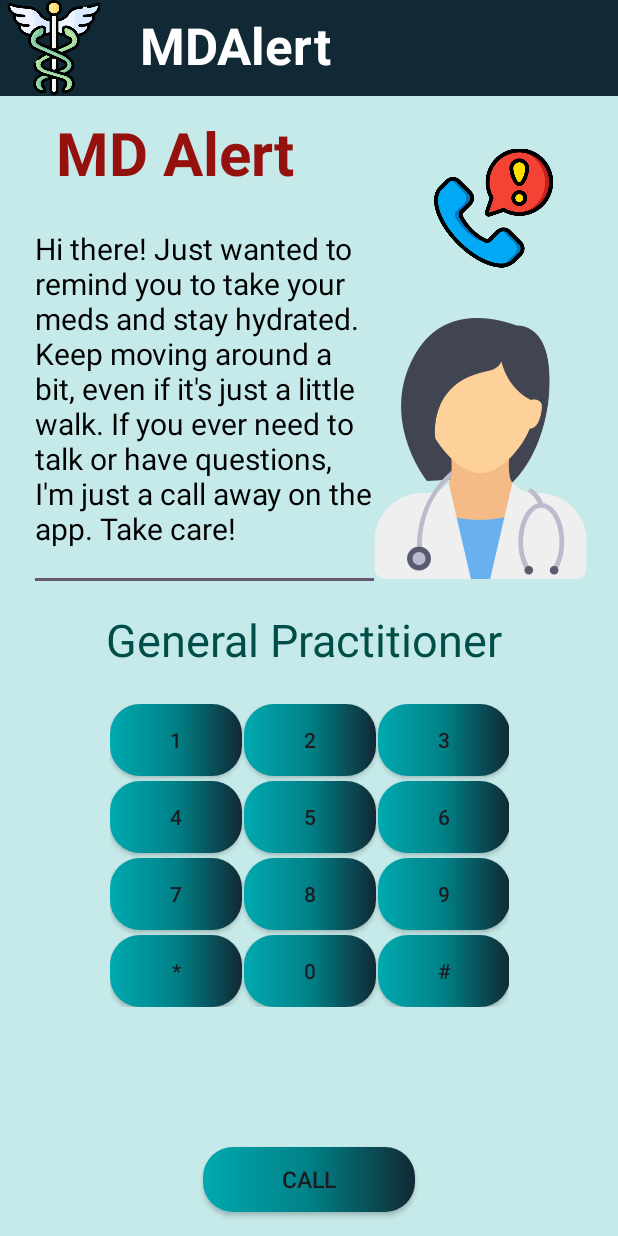
After one commit to agautam8103/MediSync, an Android app: the MDAlert screen opened directly, with no data from a screen before it, on a phone screen of 412 x 824 dp. The commit adds this screen. Run offline under Robolectric (Android 15) with nearby library versions, the phone set to English and light mode, and no system bars.

Commit message:
layouts for pages and contraints fixes

```diff
--- /dev/null
+++ b/app/src/main/java/com/example/medisync/MDAlert.java
@@ -0,0 +1,12 @@
+package com.example.medisync;
+
+import android.os.Bundle;
+
+import androidx.appcompat.app.AppCompatActivity;
+
+public class MDAlert extends AppCompatActivity {
+    protected void onCreate(Bundle savedInstanceState) {
+        super.onCreate(savedInstanceState);
+        setContentView(R.layout.mdalert);
+    }
+}
--- a/app/src/main/res/layout/dashboard.xml
+++ b/app/src/main/res/layout/dashboard.xml
@@ -23,7 +23,7 @@
         app:layout_constraintHorizontal_bias="0.491"
         app:layout_constraintStart_toStartOf="parent"
         app:layout_constraintTop_toBottomOf="@+id/toolbar2"
-        app:layout_constraintVertical_bias="0.515" />
+        app:layout_constraintVertical_bias="0.527" />
 
     <androidx.appcompat.widget.AppCompatButton
         android:id="@+id/mdalert"
--- /dev/null
+++ b/app/src/main/res/layout/mdalert.xml
@@ -0,0 +1,253 @@
+<?xml version="1.0" encoding="utf-8"?>
+<androidx.constraintlayout.widget.ConstraintLayout xmlns:android="http://schemas.android.com/apk/res/android"
+    xmlns:app="http://schemas.android.com/apk/res-auto"
+    xmlns:tools="http://schemas.android.com/tools"
+    android:layout_width="match_parent"
+    android:layout_height="match_parent"
+    android:background="#C6EAE9">
+
+    <androidx.appcompat.widget.Toolbar
+        android:id="@+id/toolbar2"
+        android:layout_width="0dp"
+        android:layout_height="wrap_content"
+        android:background="#102934"
+        android:minHeight="?attr/actionBarSize"
+        android:theme="?attr/actionBarTheme"
+        app:layout_constraintEnd_toEndOf="parent"
+        app:layout_constraintHorizontal_bias="1.0"
+        app:layout_constraintStart_toStartOf="parent"
+
+        app:layout_constraintTop_toTopOf="parent" />
+    <TextView
+        android:id="@+id/set_up_health_details_label"
+        android:layout_width="wrap_content"
+        android:layout_height="wrap_content"
+        android:text="MDAlert"
+        android:textColor="@color/white"
+        android:textSize="34sp"
+        android:textStyle="bold"
+        app:layout_constraintBottom_toBottomOf="@+id/toolbar2"
+        app:layout_constraintEnd_toEndOf="@+id/toolbar2"
+        app:layout_constraintHorizontal_bias="0.329"
+        app:layout_constraintStart_toStartOf="parent"
+        app:layout_constraintTop_toTopOf="@+id/toolbar2"
+        app:layout_constraintVertical_bias="0.4"
+        tools:ignore="MissingConstraints" />
+
+    <TextView
+        android:id="@+id/avgspo2"
+        android:layout_width="201dp"
+        android:layout_height="59dp"
+        android:layout_marginTop="8dp"
+        android:text="MD Alert"
+        android:textColor="#95110E"
+        android:textSize="40sp"
+        android:textStyle="bold"
+        app:layout_constraintBottom_toTopOf="@+id/doctorTypeTextView"
+        app:layout_constraintEnd_toEndOf="parent"
+        app:layout_constraintHorizontal_bias="0.176"
+        app:layout_constraintStart_toStartOf="parent"
+        app:layout_constraintTop_toBottomOf="@+id/toolbar2"
+        app:layout_constraintVertical_bias="0.01" />
+
+    <ImageView
+        android:id="@+id/imageView"
+        android:layout_width="79dp"
+        android:layout_height="93dp"
+        android:layout_marginTop="28dp"
+        android:src="@drawable/phone"
+        app:layout_constraintEnd_toEndOf="parent"
+        app:layout_constraintHorizontal_bias="0.87"
+        app:layout_constraintStart_toStartOf="parent"
+        app:layout_constraintTop_toBottomOf="@+id/toolbar2"
+        tools:ignore="MissingConstraints" />
+
+    <ImageView
+        android:id="@+id/imageView1"
+        android:layout_width="183dp"
+        android:layout_height="174dp"
+        android:layout_marginTop="148dp"
+        android:src="@drawable/doctor"
+        app:layout_constraintEnd_toEndOf="parent"
+        app:layout_constraintHorizontal_bias="1.0"
+        app:layout_constraintStart_toStartOf="parent"
+        app:layout_constraintTop_toBottomOf="@+id/toolbar2"
+        tools:ignore="MissingConstraints" />
+
+    <ImageView
+        android:layout_width="72dp"
+        android:layout_height="63dp"
+        app:layout_constraintStart_toStartOf="parent"
+        app:layout_constraintTop_toTopOf="parent"
+        app:srcCompat="@drawable/caduceus_symbol" />
+
+    <TextView
+        android:id="@+id/doctorTypeTextView"
+        android:layout_width="270dp"
+        android:layout_height="43dp"
+        android:layout_marginTop="20dp"
+        android:text="General Practitioner"
+        android:textColor="#014D49"
+        android:textSize="30dp"
+        app:layout_constraintEnd_toEndOf="parent"
+        app:layout_constraintHorizontal_bias="0.496"
+        app:layout_constraintStart_toStartOf="parent"
+        app:layout_constraintTop_toBottomOf="@+id/imageView1" />
+
+    <GridLayout
+        android:layout_width="266dp"
+        android:layout_height="202dp"
+        android:layout_marginTop="20dp"
+        android:columnCount="3"
+        android:rowCount="4"
+
+        app:layout_constraintEnd_toEndOf="parent"
+        app:layout_constraintStart_toStartOf="parent"
+        app:layout_constraintTop_toBottomOf="@+id/doctorTypeTextView">
+
+        <androidx.appcompat.widget.AppCompatButton
+            android:id="@+id/button1"
+            android:layout_width="wrap_content"
+            android:layout_height="wrap_content"
+            android:layout_row="0"
+            android:layout_column="0"
+            android:layout_marginRight="1dp"
+            android:layout_marginBottom="3dp"
+            android:background="@drawable/rounded_button"
+            android:text="1" />
+
+        <androidx.appcompat.widget.AppCompatButton
+            android:id="@+id/button2"
+            android:layout_width="wrap_content"
+            android:layout_height="wrap_content"
+            android:layout_row="0"
+            android:layout_column="1"
+            android:layout_marginRight="1dp"
+            android:layout_marginBottom="3dp"
+            android:background="@drawable/rounded_button"
+            android:text="2" />
+
+        <androidx.appcompat.widget.AppCompatButton
+            android:id="@+id/button3"
+            android:layout_width="wrap_content"
+            android:layout_height="wrap_content"
+            android:layout_marginRight="1dp"
+            android:layout_marginBottom="3dp"
+            android:background="@drawable/rounded_button"
+            android:text="3" />
+
+        <androidx.appcompat.widget.AppCompatButton
+            android:id="@+id/button4"
+            android:layout_width="wrap_content"
+            android:layout_height="wrap_content"
+            android:layout_marginRight="1dp"
+            android:layout_marginBottom="3dp"
+            android:background="@drawable/rounded_button"
+            android:text="4" />
+
+        <androidx.appcompat.widget.AppCompatButton
+            android:id="@+id/button5"
+            android:layout_width="wrap_content"
+            android:layout_height="wrap_content"
+            android:layout_marginRight="1dp"
+            android:layout_marginBottom="3dp"
+            android:background="@drawable/rounded_button"
+            android:text="5" />
+
+        <androidx.appcompat.widget.AppCompatButton
+            android:id="@+id/button6"
+            android:layout_width="wrap_content"
+            android:layout_height="wrap_content"
+            android:layout_marginRight="1dp"
+            android:layout_marginBottom="3dp"
+            android:background="@drawable/rounded_button"
+            android:text="6" />
+
+        <androidx.appcompat.widget.AppCompatButton
+            android:id="@+id/button7"
+            android:layout_width="wrap_content"
+            android:layout_height="wrap_content"
+            android:layout_marginRight="1dp"
+            android:layout_marginBottom="3dp"
+            android:background="@drawable/rounded_button"
+
+            android:text="7" />
+
+        <androidx.appcompat.widget.AppCompatButton
+            android:id="@+id/button8"
+            android:layout_width="wrap_content"
+            android:layout_height="wrap_content"
+            android:layout_marginRight="1dp"
+            android:layout_marginBottom="3dp"
+            android:background="@drawable/rounded_button"
+            android:text="8" />
+
+        <androidx.appcompat.widget.AppCompatButton
+            android:id="@+id/button9"
+            android:layout_width="wrap_content"
+            android:layout_height="wrap_content"
+            android:layout_marginRight="1dp"
+            android:layout_marginBottom="3dp"
+            android:background="@drawable/rounded_button"
+
+            android:text="9" />
+
+        <androidx.appcompat.widget.AppCompatButton
+            android:id="@+id/buttonStar"
+            android:layout_width="wrap_content"
+            android:layout_height="wrap_content"
+            android:layout_marginRight="1dp"
+            android:layout_marginBottom="3dp"
+            android:background="@drawable/rounded_button"
+            android:text="*" />
+
+        <androidx.appcompat.widget.AppCompatButton
+            android:id="@+id/button0"
+            android:layout_width="wrap_content"
+            android:layout_height="wrap_content"
+            android:layout_marginRight="1dp"
+            android:layout_marginBottom="3dp"
+            android:background="@drawable/rounded_button"
+            android:text="0" />
+
+        <androidx.appcompat.widget.AppCompatButton
+            android:id="@+id/buttonPound"
+            android:layout_width="wrap_content"
+            android:layout_height="wrap_content"
+            android:layout_marginRight="1dp"
+            android:layout_marginBottom="3dp"
+            android:background="@drawable/rounded_button"
+            android:text="#" />
+
+
+    </GridLayout>
+
+    <androidx.appcompat.widget.AppCompatButton
+        android:id="@+id/addMedicationButton"
+        android:layout_width="141dp"
+        android:layout_height="43dp"
+        android:layout_marginBottom="16dp"
+        android:background="@drawable/rounded_button"
+        android:text="Call"
+        android:textSize="15sp"
+        app:layout_constraintBottom_toBottomOf="parent"
+        app:layout_constraintEnd_toEndOf="parent"
+        app:layout_constraintStart_toStartOf="parent"></androidx.appcompat.widget.AppCompatButton>
+
+    <EditText
+        android:id="@+id/editTextTextMultiLine"
+        android:layout_width="234dp"
+        android:layout_height="252dp"
+        android:layout_marginTop="8dp"
+        android:ems="10"
+        android:textColor="@color/black"
+        android:gravity="start|top"
+        android:inputType="textMultiLine"
+        android:text="Hi there! Just wanted to remind you to take your meds and stay hydrated. Keep moving around a bit, even if it's just a little walk. If you ever need to talk or have questions, I'm just a call away on the app. Take care!"
+        android:textSize="20sp"
+        app:layout_constraintEnd_toEndOf="parent"
+        app:layout_constraintHorizontal_bias="0.107"
+        app:layout_constraintStart_toStartOf="parent"
+        app:layout_constraintTop_toBottomOf="@+id/avgspo2" />
+
+</androidx.constraintlayout.widget.ConstraintLayout>
```
Also changed, not shown: app/src/main/AndroidManifest.xml (+10 -0 lines), app/src/main/java/com/example/medisync/Dashboard.java (+23 -0 lines), app/src/main/java/com/example/medisync/MedMinder.java (added, +21 -0 lines), app/src/main/res/layout/medminder.xml (added, +139 -0 lines), app/src/main/res/layout/pilldispenser.xml (+23 -12 lines), app/src/main/res/values/strings.xml (+12 -12 lines), app/src/main/res/drawable/calendar.png (added), app/src/main/res/drawable/doctor.png (added), app/src/main/res/drawable/phone.png (added).
